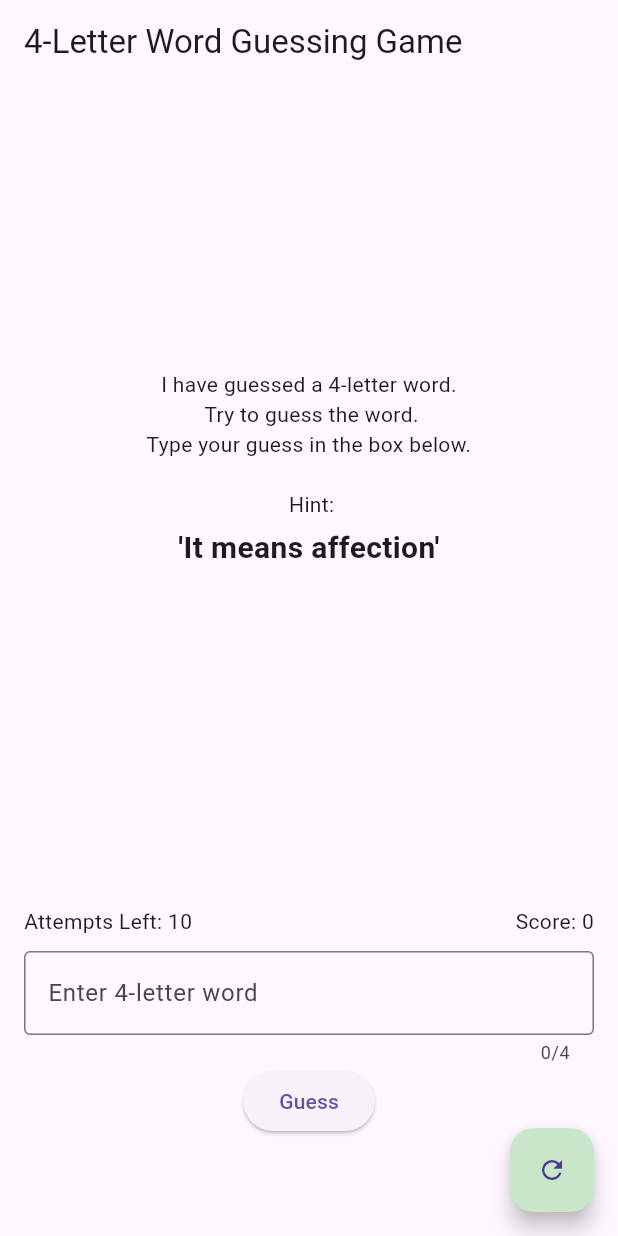
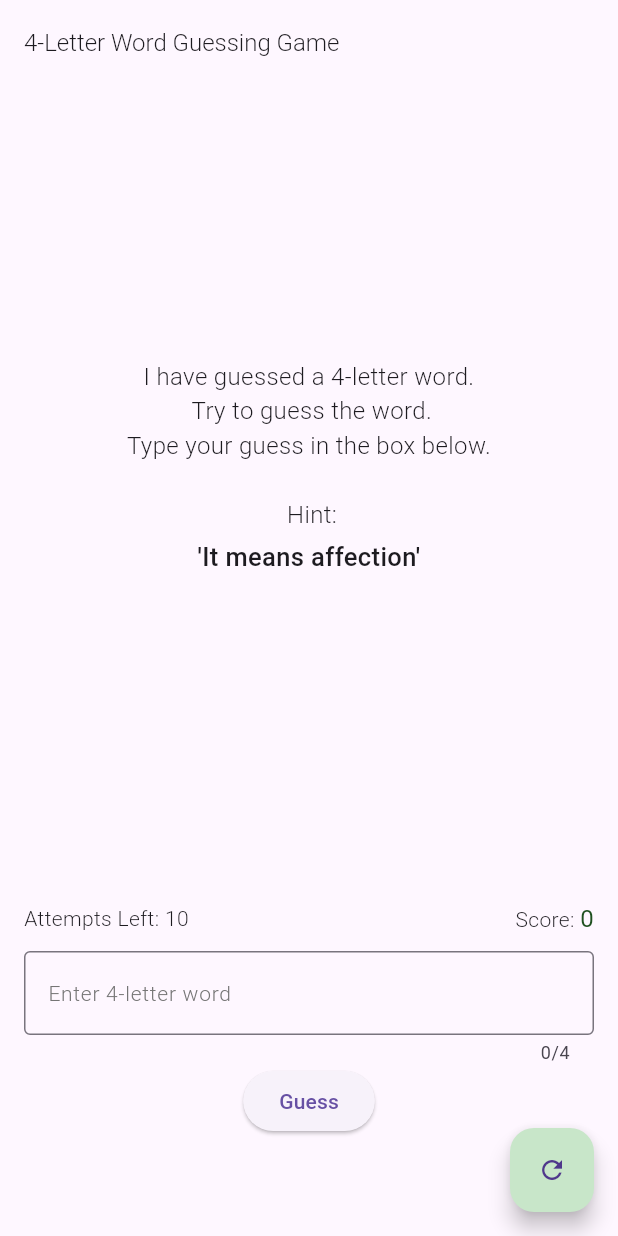
Before and after one commit to kingcollins17/flutter_course, a Flutter app: the screen it shows after launch, on a phone screen of 412 x 824 dp. Run offline on Flutter 3.47's test engine with Material 3 defaults, Android fonts, the phone set to English and light mode, and no system bars; our stand-ins replace get, hive, hive_flutter; accounts and stored records are empty.

Commit message:
Update home_screen.dart

```diff
--- a/lib/views/home_screen.dart
+++ b/lib/views/home_screen.dart
@@ -11,7 +11,12 @@ class HomeScreen extends StatelessWidget {
   Widget build(BuildContext context) {
     final GameController controller = Get.find<GameController>();
     return Scaffold(
-      appBar: AppBar(title: Text('4-Letter Word Guessing Game')),
+      appBar: AppBar(
+        title: Text(
+          '4-Letter Word Guessing Game',
+          style: TextStyle(fontSize: 16, fontWeight: FontWeight.w300),
+        ),
+      ),
       body: Padding(
         padding: const EdgeInsets.all(16.0),
         child: Obx(
@@ -27,14 +32,18 @@ class HomeScreen extends StatelessWidget {
                               Text(
                                 'I have guessed a 4-letter word.\n Try to guess the word. \nType your guess in the box below.\n\n Hint: ',
                                 textAlign: TextAlign.center,
+                                style: TextStyle(
+                                  fontSize: 16,
+                                  fontWeight: FontWeight.w300,
+                                ),
                               ),
                               SizedBox(height: 5),
                               Text(
                                 '\'${controller.secretWord.wordhints[0]}\'',
                                 textAlign: TextAlign.center,
                                 style: TextStyle(
-                                  fontSize: 20,
-                                  fontWeight: FontWeight.bold,
+                                  fontSize: 17,
+                                  fontWeight: FontWeight.w500,
                                 ),
                               ),
                             ],
@@ -51,8 +60,31 @@ class HomeScreen extends StatelessWidget {
               Row(
                 mainAxisAlignment: MainAxisAlignment.spaceBetween,
                 children: [
-                  Text("Attempts Left: ${controller.remainingTry}"),
-                  Text("Score: ${controller.currentScore}"),
+                  Text(
+                    "Attempts Left: ${controller.remainingTry}",
+                    style: TextStyle(fontSize: 14, fontWeight: FontWeight.w300),
+                  ),
+                  Text.rich(
+                    TextSpan(
+                      children: [
+                        TextSpan(
+                          text: 'Score: ',
+                          style: TextStyle(
+                            fontSize: 14,
+                            fontWeight: FontWeight.w300,
+                          ),
+                        ),
+                        TextSpan(
+                          text: '${controller.currentScore}',
+                          style: TextStyle(
+                            color: const Color.fromARGB(255, 30, 80, 31),
+                            fontSize: 16,
+                            //      fontWeight: FontWeight.w500,
+                          ),
+                        ),
+                      ],
+                    ),
+                  ),
                 ],
               ),
               SizedBox(height: 10),
@@ -66,6 +98,11 @@ class HomeScreen extends StatelessWidget {
                 decoration: InputDecoration(
                   enabled: controller.remainingTry.value != 0,
                   labelText: "Enter 4-letter word",
+                  labelStyle: TextStyle(
+                    fontSize: 14,
+                    fontWeight: FontWeight.w300,
+                    color: Colors.grey.shade600,
+                  ),
                   border: OutlineInputBorder(),
                 ),
               ),
```
